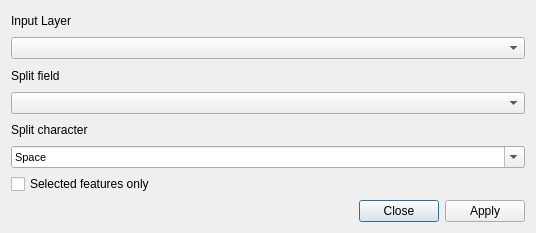
This is forms/hcmgis_split_field_form.ui in thangqd/HCMGIS as Qt 5 draws it before an edit. The edited form follows.
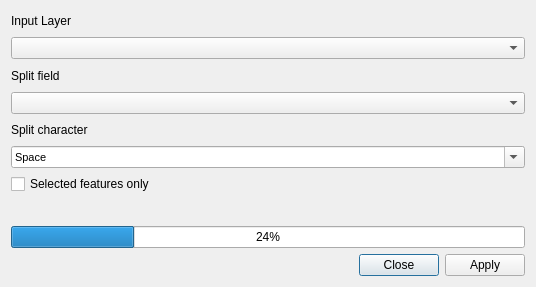
This is the edited form. Custom widgets are drawn as their Qt base class.

The edit to the form file:
```diff
--- a/forms/hcmgis_split_field_form.ui
+++ b/forms/hcmgis_split_field_form.ui
@@ -13,7 +13,7 @@
     <x>0</x>
     <y>0</y>
     <width>536</width>
-    <height>233</height>
+    <height>287</height>
    </rect>
   </property>
   <property name="mouseTracking">
@@ -219,6 +219,20 @@
      </property>
     </widget>
    </item>
+   <item>
+    <widget class="QLabel" name="LblStatus">
+     <property name="text">
+      <string/>
+     </property>
+    </widget>
+   </item>
+   <item>
+    <widget class="QProgressBar" name="status">
+     <property name="value">
+      <number>24</number>
+     </property>
+    </widget>
+   </item>
    <item>
     <widget class="QDialogButtonBox" name="BtnApplyClose">
      <property name="standardButtons">
```
